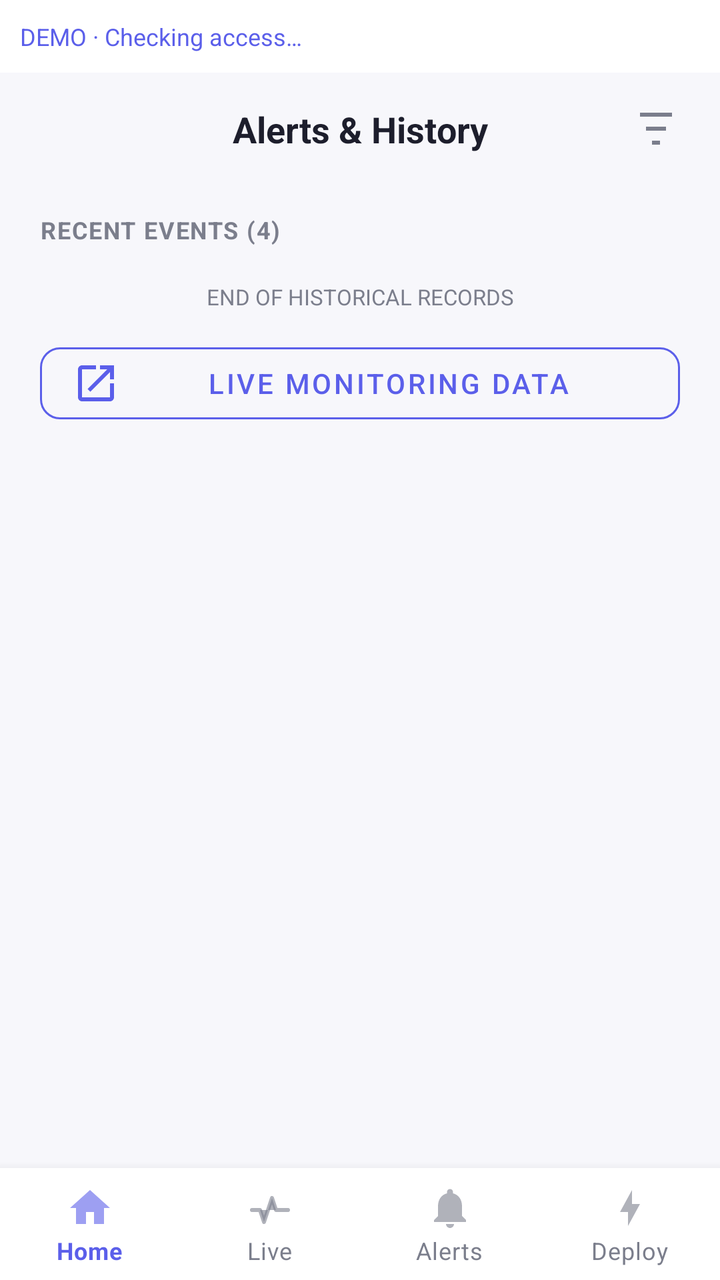
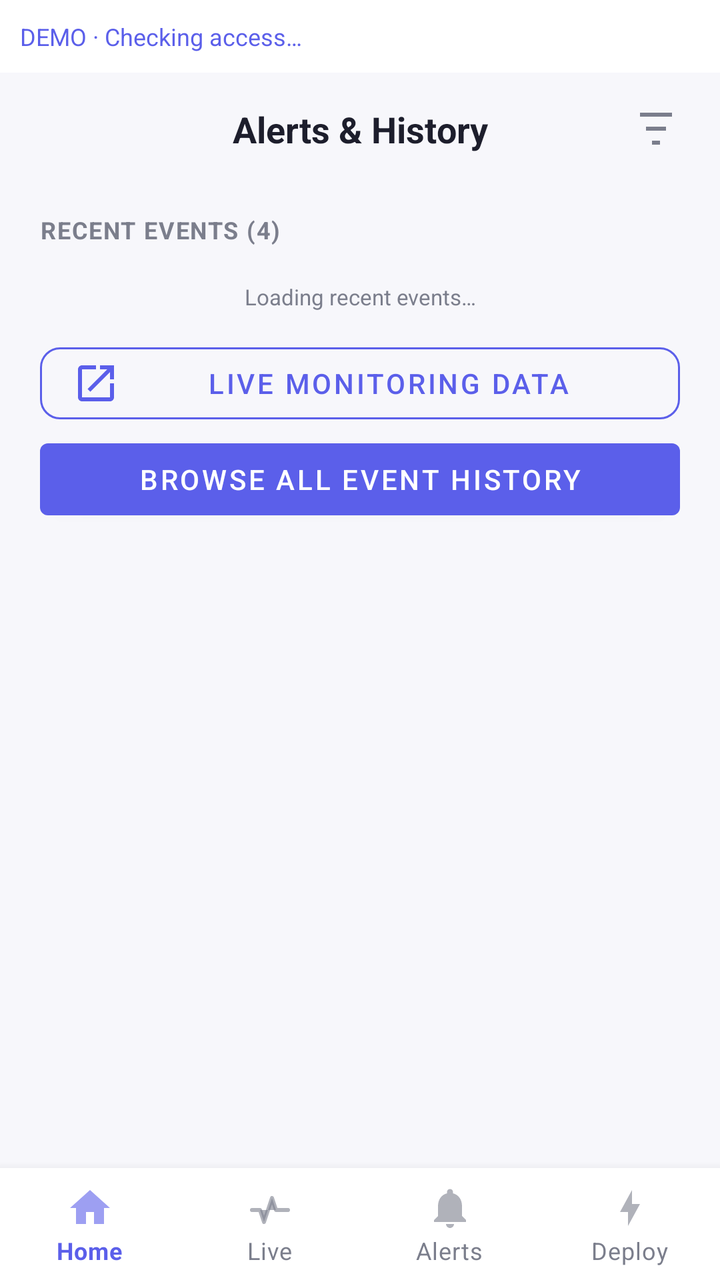

An Android layout rendered at two revisions. The XML below is the earlier revision; the diff shows what the commit changed to produce the second picture.
<!-- AndroidManifest.xml: application theme Theme.FloodRescueNetMonitor -->
<!-- res/layout/activity_alerts_history.xml -->
<?xml version='1.0' encoding='utf-8'?>
<LinearLayout xmlns:android="http://schemas.android.com/apk/res/android" xmlns:app="http://schemas.android.com/apk/res-auto" android:layout_width="match_parent" android:layout_height="match_parent" android:orientation="vertical" android:background="@color/surface_light" android:fitsSystemWindows="true">
    <TextView android:id="@+id/tvConnectionStatus" android:layout_width="match_parent" android:layout_height="wrap_content" android:padding="10dp" android:text="DEMO · Checking access…" android:textColor="@color/indigo" android:textSize="12sp" android:background="@android:color/white" />
    <LinearLayout android:layout_width="match_parent" android:layout_height="0dp" android:layout_weight="1" android:orientation="vertical" android:paddingHorizontal="20dp" android:paddingVertical="16dp">
        <LinearLayout android:layout_width="match_parent" android:layout_height="wrap_content" android:orientation="horizontal" android:gravity="center_vertical">
            <TextView android:layout_width="0dp" android:layout_height="wrap_content" android:layout_weight="1" android:gravity="center" android:paddingStart="24dp" android:text="Alerts &amp; History" android:textSize="18sp" android:textStyle="bold" android:textColor="@color/text_primary" />
            <ImageView android:layout_width="24dp" android:layout_height="24dp" android:src="@drawable/ic_filter_list" android:contentDescription="Filter" />
        </LinearLayout>
        <HorizontalScrollView android:layout_width="match_parent" android:layout_height="wrap_content" android:layout_marginTop="14dp" android:scrollbars="none">
            <LinearLayout android:id="@+id/filterRow" android:layout_width="wrap_content" android:layout_height="wrap_content" android:orientation="horizontal" />
        </HorizontalScrollView>
        <TextView android:id="@+id/tvEventsCount" android:layout_width="wrap_content" android:layout_height="wrap_content" android:layout_marginTop="16dp" android:text="RECENT EVENTS (4)" android:textSize="12sp" android:textStyle="bold" android:letterSpacing="0.05" android:textColor="@color/text_secondary" />
        <androidx.core.widget.NestedScrollView android:layout_width="match_parent" android:layout_height="0dp" android:layout_weight="1" android:layout_marginTop="10dp">
            <LinearLayout android:layout_width="match_parent" android:layout_height="wrap_content" android:orientation="vertical">
                <androidx.recyclerview.widget.RecyclerView android:id="@+id/rvAlerts" android:layout_width="match_parent" android:layout_height="wrap_content" android:nestedScrollingEnabled="false" />
                <TextView android:layout_width="match_parent" android:layout_height="wrap_content" android:layout_marginTop="8dp" android:gravity="center" android:text="END OF HISTORICAL RECORDS" android:textSize="11sp" android:textColor="@color/text_secondary" android:id="@+id/tvEmptyEvents" />
                <com.google.android.material.button.MaterialButton style="@style/Widget.MaterialComponents.Button.OutlinedButton" android:layout_width="match_parent" android:layout_height="wrap_content" android:layout_marginTop="12dp" android:text="Live Monitoring Data" android:textColor="@color/indigo" app:icon="@drawable/ic_open_in_new" app:iconTint="@color/indigo" app:strokeColor="@color/indigo" app:cornerRadius="10dp" android:id="@+id/btnLiveData" />
                <View android:layout_width="match_parent" android:layout_height="12dp" />
            </LinearLayout>
        </androidx.core.widget.NestedScrollView>
    </LinearLayout>
    <com.google.android.material.bottomnavigation.BottomNavigationView android:id="@+id/bottomNav" android:layout_width="match_parent" android:layout_height="wrap_content" android:background="@android:color/white" app:itemIconTint="@color/bottom_nav_item_color" app:itemTextColor="@color/bottom_nav_item_color" app:labelVisibilityMode="labeled" app:menu="@menu/bottom_nav_menu" />
</LinearLayout>
<!-- resources referenced by this layout -->
<resources>
  <color name="indigo">#5B5FEA</color>
  <color name="surface_light">#F7F7FB</color>
  <color name="text_primary">#1D1E2C</color>
  <color name="text_secondary">#7B7E8C</color>
  <!-- drawable ic_filter_list (drawable) -->
  <vector xmlns:android="http://schemas.android.com/apk/res/android"
      android:width="24dp" android:height="24dp" android:viewportWidth="24" android:viewportHeight="24">
      <path android:fillColor="#FF7B7E8C" android:pathData="M4,4L20,4L20,6L4,6L4,4ZM7,11L17,11L17,13L7,13L7,11ZM10,18L14,18L14,20L10,20L10,18Z"/>
  </vector>
  <!-- drawable ic_open_in_new (drawable) -->
  <vector xmlns:android="http://schemas.android.com/apk/res/android"
      android:width="24dp" android:height="24dp" android:viewportWidth="24" android:viewportHeight="24">
      <path android:fillColor="#FF5B5FEA" android:pathData="M19,19L5,19L5,5L12,5L12,3L5,3C3.9,3 3,3.9 3,5L3,19C3,20.1 3.9,21 5,21L19,21C20.1,21 21,20.1 21,19L21,12L19,12L19,19ZM14,3L14,5L17.59,5L7.76,14.83L9.17,16.24L19,6.41L19,10L21,10L21,3L14,3Z"/>
  </vector>
  <style name="Theme.FloodRescueNetMonitor" parent="Base.Theme.FloodRescueNetMonitor" />
  <style name="Base.Theme.FloodRescueNetMonitor" parent="Theme.MaterialComponents.DayNight.NoActionBar">
          <item name="colorPrimary">@color/indigo</item>
          <item name="colorPrimaryDark">@color/indigo_dark</item>
          <item name="colorSecondary">@color/pink_accent</item>
          <item name="colorAccent">@color/pink_accent</item>
          <item name="android:windowBackground">@color/surface_light</item>
          <item name="android:textColorPrimary">@color/text_primary</item>
      </style>
  <color name="indigo_dark">#4347C9</color>
  <color name="pink_accent">#E84C6B</color>
</resources>

<!-- the commit's change to res/layout/activity_alerts_history.xml (unified diff, before → after) -->
@@ -13,8 +13,9 @@
         <androidx.core.widget.NestedScrollView android:layout_width="match_parent" android:layout_height="0dp" android:layout_weight="1" android:layout_marginTop="10dp">
             <LinearLayout android:layout_width="match_parent" android:layout_height="wrap_content" android:orientation="vertical">
                 <androidx.recyclerview.widget.RecyclerView android:id="@+id/rvAlerts" android:layout_width="match_parent" android:layout_height="wrap_content" android:nestedScrollingEnabled="false" />
-                <TextView android:layout_width="match_parent" android:layout_height="wrap_content" android:layout_marginTop="8dp" android:gravity="center" android:text="END OF HISTORICAL RECORDS" android:textSize="11sp" android:textColor="@color/text_secondary" android:id="@+id/tvEmptyEvents" />
+                <TextView android:layout_width="match_parent" android:layout_height="wrap_content" android:layout_marginTop="8dp" android:gravity="center" android:text="Loading recent events…" android:textSize="11sp" android:textColor="@color/text_secondary" android:id="@+id/tvEmptyEvents" />
                 <com.google.android.material.button.MaterialButton style="@style/Widget.MaterialComponents.Button.OutlinedButton" android:layout_width="match_parent" android:layout_height="wrap_content" android:layout_marginTop="12dp" android:text="Live Monitoring Data" android:textColor="@color/indigo" app:icon="@drawable/ic_open_in_new" app:iconTint="@color/indigo" app:strokeColor="@color/indigo" app:cornerRadius="10dp" android:id="@+id/btnLiveData" />
+                <Button android:id="@+id/btnFullEventHistory" android:layout_width="match_parent" android:layout_height="wrap_content" android:minHeight="48dp" android:text="Browse all event history" />
                 <View android:layout_width="match_parent" android:layout_height="12dp" />
             </LinearLayout>
         </androidx.core.widget.NestedScrollView>
